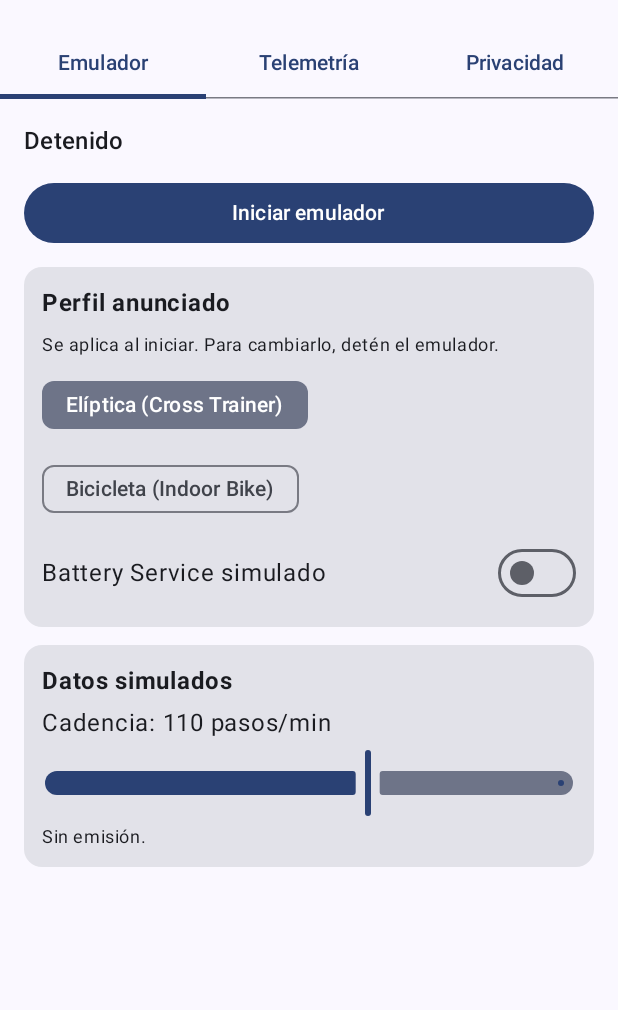
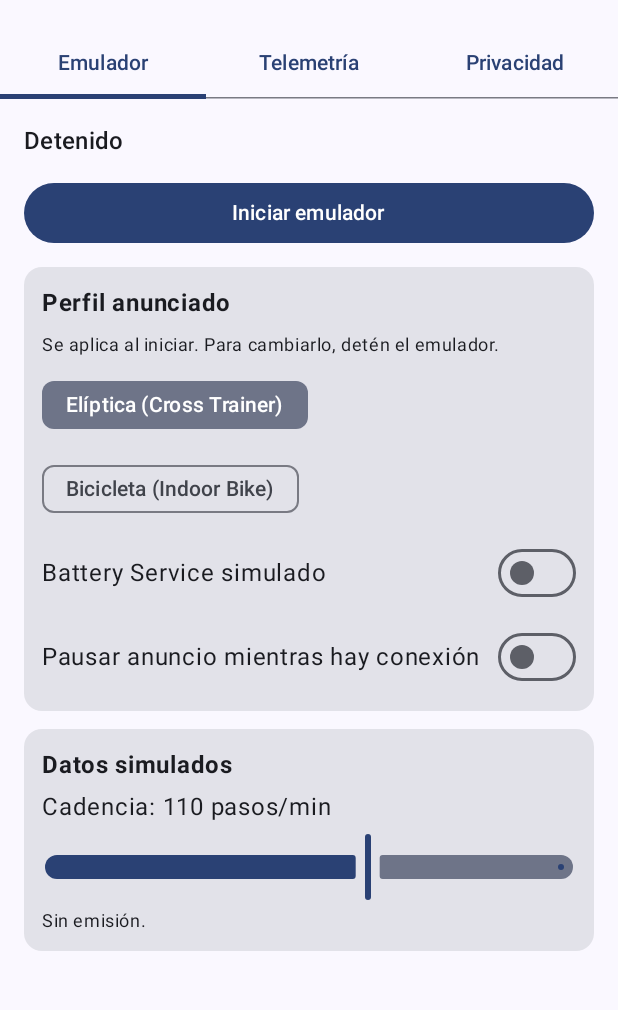
Before and after one commit to aescanero/fs2ftms.app, an Android app built with Jetpack Compose: the screen it shows after launch (MainActivity), on a phone screen of 412 x 824 dp, the part 69-1079 px from its top. Run offline under Robolectric (Android 15) with nearby library versions, the phone set to English and light mode, and no system bars.

Commit message:
Emulador: opción para pausar el anuncio mientras hay conexión
Co-Authored-By: Claude Fable 5.2 <noreply@anthropic.com>
Claude-Session: https://claude.ai/code/session_01U7vdav4xygaBEBPfR5X1De

```diff
--- a/app/src/main/kotlin/io/github/aescanero/fs2ftms/BridgeService.kt
+++ b/app/src/main/kotlin/io/github/aescanero/fs2ftms/BridgeService.kt
@@ -65,7 +65,11 @@ class BridgeService : Service() {
         val settings = container.settings.value
         val ftms = FtmsServer(
             applicationContext,
-            FtmsServerConfig(settings.machineType, settings.batteryService),
+            FtmsServerConfig(
+                settings.machineType,
+                settings.batteryService,
+                settings.pauseAdvertisingWhileConnected,
+            ),
             telemetry,
         )
         if (!ftms.start()) {
--- a/app/src/main/kotlin/io/github/aescanero/fs2ftms/Fs2FtmsApp.kt
+++ b/app/src/main/kotlin/io/github/aescanero/fs2ftms/Fs2FtmsApp.kt
@@ -9,6 +9,7 @@ import kotlinx.coroutines.flow.MutableStateFlow
 data class EmulatorSettings(
     val machineType: MachineType = MachineType.CROSS_TRAINER,
     val batteryService: Boolean = false,
+    val pauseAdvertisingWhileConnected: Boolean = false,
     val cadencePerMinute: Int = 110,
 )
 
--- a/app/src/main/kotlin/io/github/aescanero/fs2ftms/MainViewModel.kt
+++ b/app/src/main/kotlin/io/github/aescanero/fs2ftms/MainViewModel.kt
@@ -34,6 +34,9 @@ class MainViewModel(application: Application) : AndroidViewModel(application) {
 
     fun setBatteryService(enabled: Boolean) = container.settings.update { it.copy(batteryService = enabled) }
 
+    fun setPauseAdvertising(enabled: Boolean) =
+        container.settings.update { it.copy(pauseAdvertisingWhileConnected = enabled) }
+
     fun setCadence(cadence: Int) = container.settings.update { it.copy(cadencePerMinute = cadence) }
 
     /** Escribe la telemetría en un fichero JSON y devuelve el intent para compartirlo. */
@@ -47,6 +50,7 @@ class MainViewModel(application: Application) : AndroidViewModel(application) {
                 "androidSdk" to Build.VERSION.SDK_INT,
                 "machineType" to current.machineType.name,
                 "batteryService" to current.batteryService,
+                "pauseAdvertisingWhileConnected" to current.pauseAdvertisingWhileConnected,
                 "exportedAtMs" to System.currentTimeMillis(),
             ),
         )
--- a/app/src/main/kotlin/io/github/aescanero/fs2ftms/ui/AppScreen.kt
+++ b/app/src/main/kotlin/io/github/aescanero/fs2ftms/ui/AppScreen.kt
@@ -79,6 +79,7 @@ fun AppScreen(
                     onStop = vm::stop,
                     onMachineType = vm::setMachineType,
                     onBattery = vm::setBatteryService,
+                    onPauseAdvertising = vm::setPauseAdvertising,
                     onCadence = vm::setCadence,
                 )
                 1 -> TelemetryTab(telemetry, onShare)
@@ -99,6 +100,7 @@ private fun EmulatorTab(
     onStop: () -> Unit,
     onMachineType: (MachineType) -> Unit,
     onBattery: (Boolean) -> Unit,
+    onPauseAdvertising: (Boolean) -> Unit,
     onCadence: (Int) -> Unit,
 ) {
     Column(
@@ -147,6 +149,14 @@ private fun EmulatorTab(
                         checked = settings.batteryService,
                         enabled = !telemetry.running,
                         onCheckedChange = onBattery,
+                    )
+                }
+                Row(verticalAlignment = Alignment.CenterVertically) {
+                    Text("Pausar anuncio mientras hay conexión", Modifier.weight(1f))
+                    Switch(
+                        checked = settings.pauseAdvertisingWhileConnected,
+                        enabled = !telemetry.running,
+                        onCheckedChange = onPauseAdvertising,
                     )
                 }
             }
```
Also changed, not shown: ble/ftms/src/main/kotlin/io/github/aescanero/fs2ftms/ble/ftms/FtmsServer.kt (+15 -2 lines).
